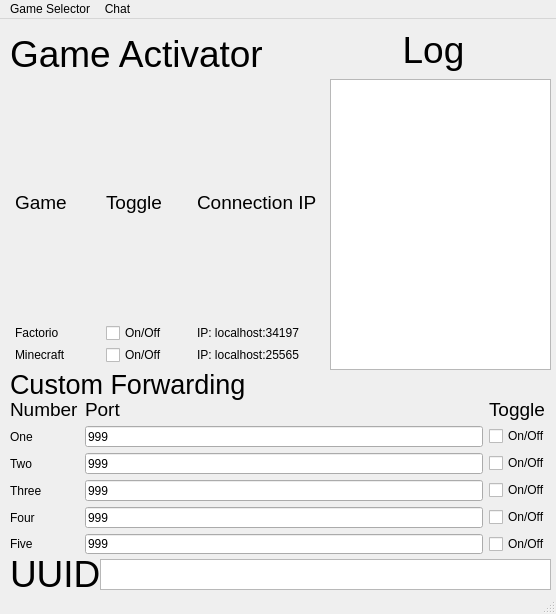
First picture: the form in src/main/python/main.ui, repository Mac898/MagmaGameClient, before the edit.
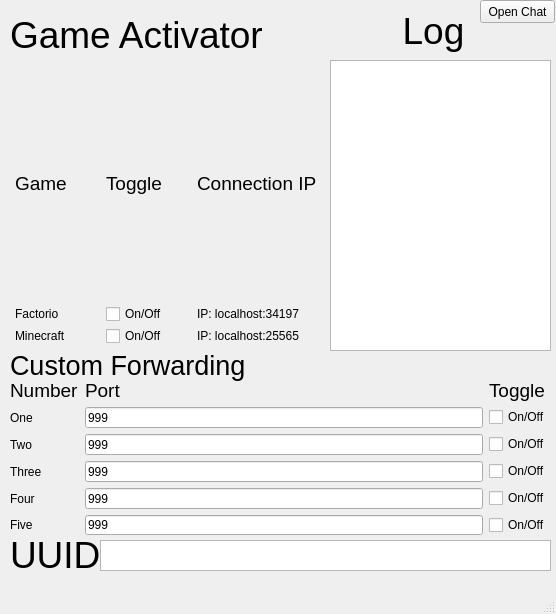
Second picture: the form after the edit.

```diff
--- a/src/main/python/main.ui
+++ b/src/main/python/main.ui
@@ -370,28 +370,19 @@
      </rect>
     </property>
    </widget>
-  </widget>
-  <widget class="QMenuBar" name="menubar">
+   <widget class="QPushButton" name="chatButton">
    <property name="geometry">
     <rect>
-     <x>0</x>
+      <x>480</x>
      <y>0</y>
-     <width>556</width>
-     <height>21</height>
-    </rect>
-   </property>
-   <widget class="QMenu" name="menuGame_Selector">
-    <property name="title">
-     <string>Game Selector</string>
+      <width>75</width>
+      <height>23</height>
+     </rect>
+    </property>
+    <property name="text">
+     <string>Open Chat</string>
     </property>
    </widget>
-   <widget class="QMenu" name="menuChat">
-    <property name="title">
-     <string>Chat</string>
-    </property>
-   </widget>
-   <addaction name="menuGame_Selector"/>
-   <addaction name="menuChat"/>
   </widget>
   <widget class="QStatusBar" name="statusbar"/>
  </widget>
```
Lines whose indentation alone changed are shown as unchanged.
